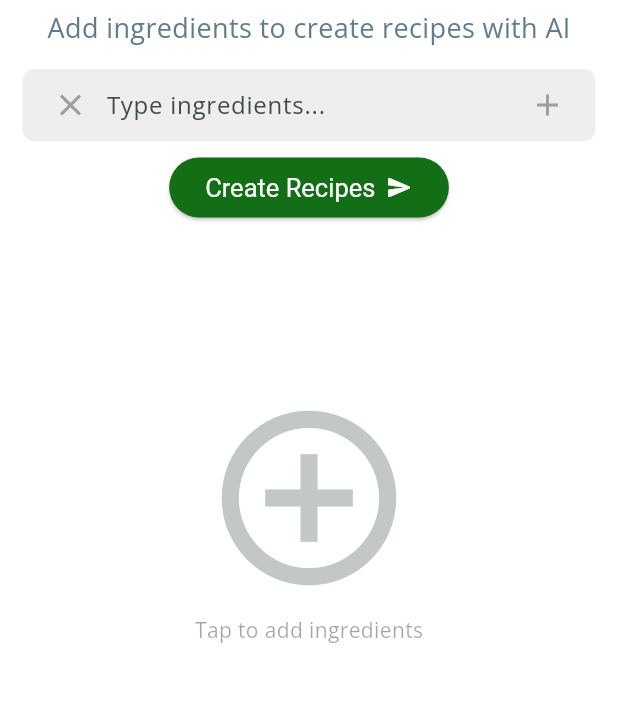
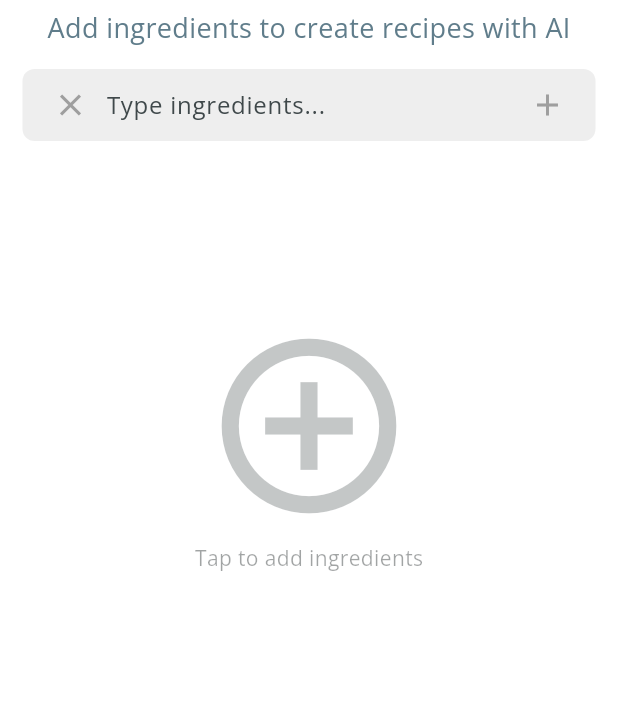
Before and after one commit to rafig184/cook-ai, a Flutter app: the screen it shows after launch, on a phone screen of 412 x 824 dp, the part 180-882 px from its top. Run offline on Flutter 3.47's test engine with Material 3 defaults, Android fonts, the phone set to English and light mode, and no system bars; our stand-ins replace google_generative_ai, hive, hive_flutter, loading_animation_widget; missing offline and left inert: flutter_langdetect, social_share, translator; accounts and stored records are empty.

Commit message:
upgraded adding ingredients

```diff
--- a/lib/searchPage.dart
+++ b/lib/searchPage.dart
@@ -405,7 +405,9 @@ class _SearchPageState extends State<SearchPage> {
                     : Container(),
                 Padding(
                   padding: const EdgeInsets.only(top: 7),
-                  child: ElevatedButton(
+                  child: ingredientsList.isEmpty
+                      ? Container()
+                      : ElevatedButton(
                           style: ElevatedButton.styleFrom(
                             backgroundColor: primaryColor,
                             foregroundColor: Colors.white,
```
Lines whose indentation alone changed are shown as unchanged.
